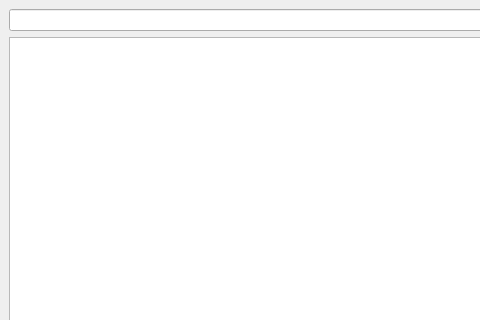
Above: QtRSSReader/src/ui/mainwindow.ui from ignabelitzky/qt-rss-reader before the change; both pictures show x 0 to 480 and y 0 to 320 of the 800 by 600 pixel window. Below: the same form after it.
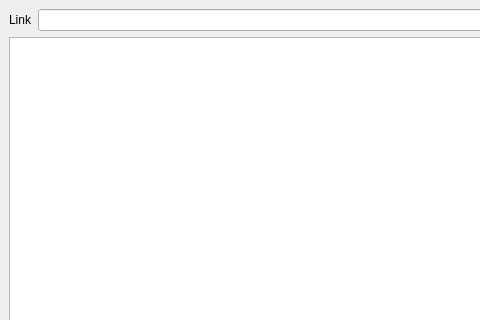
That is the form after the change.

Commit message: Now all it's connected and working as it should

What changed in the file:
```diff
--- a/QtRSSReader/src/ui/mainwindow.ui
+++ b/QtRSSReader/src/ui/mainwindow.ui
@@ -17,6 +17,13 @@
    <layout class="QVBoxLayout" name="verticalLayout">
     <item>
      <layout class="QHBoxLayout" name="horizontalLayout">
+      <item>
+       <widget class="QLabel" name="rssLinkLabel">
+        <property name="text">
+         <string>Link</string>
+        </property>
+       </widget>
+      </item>
       <item>
        <widget class="QLineEdit" name="urlLineEdit"/>
       </item>
```
The commit also changes 2 other files.
